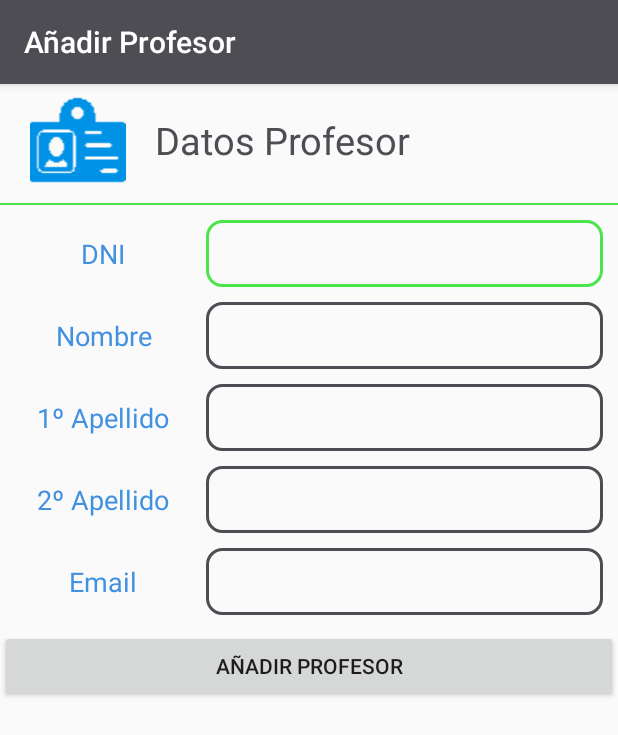
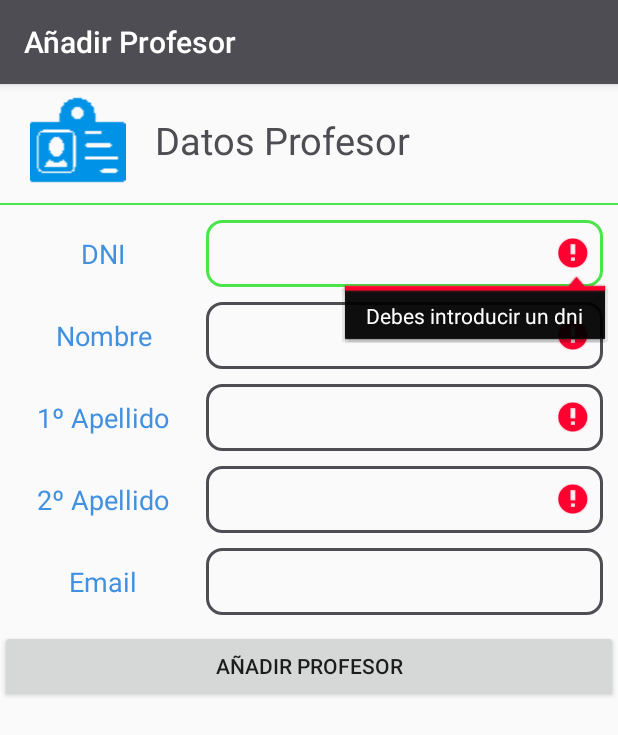
Before and after one commit to cristianet95/AppEstudiante, an Android app: the AnadirProfesor screen opened directly, with no data from a screen before it, after a tap on "AÑADIR PROFESOR", on a phone screen of 412 x 824 dp. Shown: the top 735 px of the screen. Run offline under Robolectric (Android 15) with nearby library versions, the light colour scheme and no system bars; our stand-ins replace Volley; network calls fail; 1 statement that could not run was skipped.

Commit message:
20/03/2017 Actualizado

```diff
--- a/app/src/main/java/com/example/cristian/appestudiante/vista/AnadirProfesor.java
+++ b/app/src/main/java/com/example/cristian/appestudiante/vista/AnadirProfesor.java
@@ -19,6 +19,7 @@ import org.json.JSONException;
 import org.json.JSONObject;
 
 import java.util.Random;
+import java.util.regex.Pattern;
 
 public class AnadirProfesor extends AppCompatActivity  {
 
@@ -52,6 +53,7 @@ public class AnadirProfesor extends AppCompatActivity  {
     }
 
     public void insertarProfesor(View v) throws JSONException {
+        if(comprobarDatosProfesor()) {
             JSONObject jsonObject = new JSONObject();
 
             jsonObject.put("dni", editDni.getText().toString());
@@ -66,10 +68,10 @@ public class AnadirProfesor extends AppCompatActivity  {
                 @Override
                 public void onResponse(JSONObject response) {
                     try {
-                    if(response.getString("state").equals("1")){
-                        Toast.makeText(AnadirProfesor.this, "El profesor se ha insertado correctamente", Toast.LENGTH_SHORT ).show();
-                    }else{
-                        Toast.makeText(AnadirProfesor.this, "Error al inserta el alumno", Toast.LENGTH_SHORT ).show();
+                        if (response.getString("state").equals("1")) {
+                            Toast.makeText(AnadirProfesor.this, "El profesor se ha insertado correctamente", Toast.LENGTH_SHORT).show();
+                        } else {
+                            Toast.makeText(AnadirProfesor.this, "Error al inserta el profesor", Toast.LENGTH_SHORT).show();
                         }
                     } catch (JSONException e) {
                         e.printStackTrace();
@@ -79,11 +81,42 @@ public class AnadirProfesor extends AppCompatActivity  {
                     new Response.ErrorListener() {
                         @Override
                         public void onErrorResponse(VolleyError error) {
-                        Toast.makeText(AnadirProfesor.this, error.toString(), Toast.LENGTH_SHORT ).show();
+                            Toast.makeText(AnadirProfesor.this, error.toString(), Toast.LENGTH_SHORT).show();
                         }
                     });
 
             AppEstudianteSingleton.getInstance(this).addToRequestQueue(jsonObjectRequest);
+        }
+    }
+
+    public boolean comprobarDatosProfesor(){
+        boolean verificar = true;
+        Pattern pdni = Pattern.compile("(\\d{8})([-]?)([A-Z]{1})");
+
+        if(editDni.getText().toString().isEmpty()){
+            editDni.setError("Debes introducir un dni");
+            verificar = false;
+        }else if(!pdni.matcher(editDni.getText().toString()).matches()){
+            editDni.setError("El formato del dni no es correcto");
+            verificar = false;
+        }
+
+        if(editNombre.getText().toString().isEmpty()){
+            editNombre.setError("Debes introducir un nombre");
+            verificar = false;
+        }
+
+        if(editApe1.getText().toString().isEmpty()){
+            editApe1.setError("Debes introducir 1º apellido");
+            verificar = false;
+        }
+
+        if (editApe2.getText().toString().isEmpty()){
+            editApe2.setError("Debes introducir 2º apellido");
+            verificar = false;
+        }
+
+        return verificar;
     }
 
     public String generarPassword(){
@@ -104,74 +137,4 @@ public class AnadirProfesor extends AppCompatActivity  {
         super.onSaveInstanceState(outState);
         outState.putString("idCentro", idCentro);
     }
-
-    /* class AsyncCentros extends AsyncTask<String, Void, ArrayList<Centro>> {
-        @Override
-        protected ArrayList<Centro> doInBackground(String... params) {
-            String cadena = params[0];
-            URL url = null; // Url de donde queremos obtener información
-            String devuelve ="";
-            HttpURLConnection urlConn;
-            ArrayList<Centro> listCentro = null;
-            Centro centro = null;
-
-            try {
-                url = new URL(cadena);
-
-                HttpURLConnection connection = (HttpURLConnection) url.openConnection(); //Abrir la conexión
-                connection.setRequestProperty("User-Agent", "Mozilla/5.0" + " (Linux; Android 1.5; es-ES) Ejemplo HTTP");
-                int respuesta = connection.getResponseCode();
-
-
-                StringBuilder result = new StringBuilder();
-                if (respuesta == HttpURLConnection.HTTP_OK) {
-                    InputStream in = new BufferedInputStream(connection.getInputStream());
-
-                    // preparo la cadena de entrada
-                    BufferedReader reader = new BufferedReader(new InputStreamReader(in)); // la introduzco en un BufferedReader
-                    // StringBuilder.
-                    String line;
-                    while ((line = reader.readLine()) != null) {
-                        result.append(line); // Paso toda la entrada al StringBuilder
 }
-
-                    //Creamos un objeto JSONObject para poder acceder a los atributos(campos) del objeto.
-                    JSONObject respuestaJSON = new JSONObject(result.toString());
-
-                    JSONArray centrosJSON = respuestaJSON.getJSONArray("centros");
-                    listCentro = new ArrayList<>();
-                    for (int i = 0; i < centrosJSON.length(); i++) {
-                        centro = new Centro();
-                        centro.setId(centrosJSON.getJSONObject(i).getString("id"));
-                        centro.setNombre(centrosJSON.getJSONObject(i).getString("nombre"));
-                        centro.setCa(centrosJSON.getJSONObject(i).getString("comunidadAutonoma"));
-                        centro.setLocalidad(centrosJSON.getJSONObject(i).getString("localidad"));
-                        centro.setCalle(centrosJSON.getJSONObject(i).getString("calle"));
-                        centro.setTelefono(centrosJSON.getJSONObject(i).getString("telefono"));
-                        centro.setFax(centrosJSON.getJSONObject(i).getString("fax"));
-                        centro.setWeb(centrosJSON.getJSONObject(i).getString("web"));
-                        centro.setTitularidad(centrosJSON.getJSONObject(i).getString("titularidad"));
-
-                        listCentro.add(centro);
-                    }
-                    return listCentro;
-                }
-            } catch (MalformedURLException e) {
-                e.printStackTrace();
-            } catch (JSONException e) {
-                e.printStackTrace();
-            } catch (IOException e) {
-                e.printStackTrace();
-            }
-
-            return null;
-        }
-
-        @Override
-        protected void onPostExecute(ArrayList<Centro> centros) {
-            if(centros != null){
-                mostrarCentros(centros);
-            }
-        }
-    }*/
-}
--- a/app/src/main/java/com/example/cristian/appestudiante/vista/InicioAdministrativo.java
+++ b/app/src/main/java/com/example/cristian/appestudiante/vista/InicioAdministrativo.java
@@ -132,7 +132,9 @@ public class InicioAdministrativo extends AppCompatActivity implements Expandabl
                 intent.putExtra("idCentro", ad.getIdCentro());
                 startActivity(intent);
                 return true;
-            case R.id.opcionEliminarProfesor:
+            case R.id.opcionListarProfesor:
+                intent = new Intent(InicioAdministrativo.this, ListaProfesor.class);
+                startActivity(intent);
                 return true;
             default:
                 return true;
@@ -175,7 +177,6 @@ public class InicioAdministrativo extends AppCompatActivity implements Expandabl
                 return true;
             }
         }
-
         return true;
     }
 
--- a/app/src/main/res/menu/menu_inicio.xml
+++ b/app/src/main/res/menu/menu_inicio.xml
@@ -52,10 +52,10 @@
                     android:icon="@drawable/add_button"
                     android:title="Añadir Profesor" />
 
-                <item android:id="@+id/opcionEliminarProfesor"
+                <item android:id="@+id/opcionListarProfesor"
                     android:orderInCategory="100"
-                    android:title="Eliminar Profesor"
-                    android:icon="@drawable/delete_imagen"/>
+                    android:title="Listar Profesores"
+                    android:icon="@drawable/lista"/>
             </group>
         </menu>
     </item>
```
Lines whose indentation alone changed are shown as unchanged.
